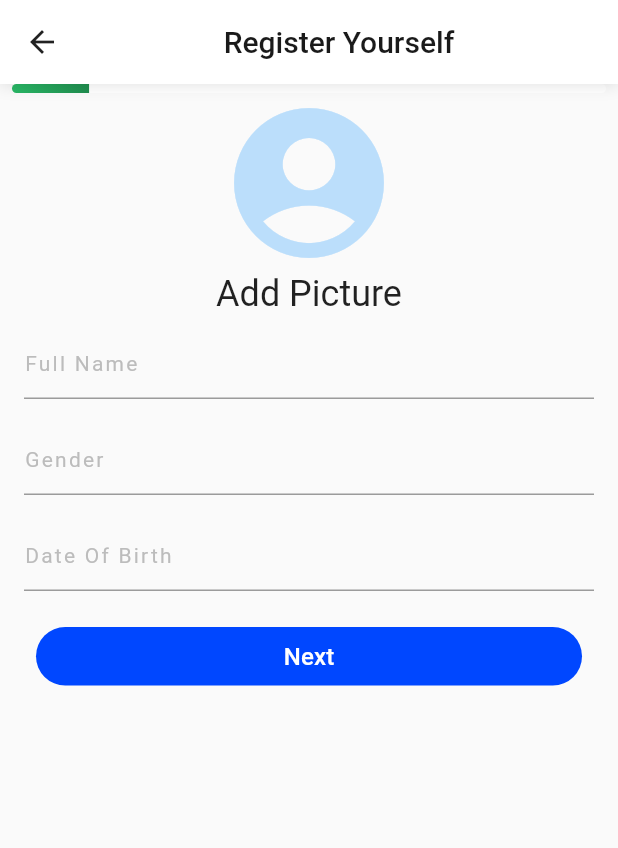
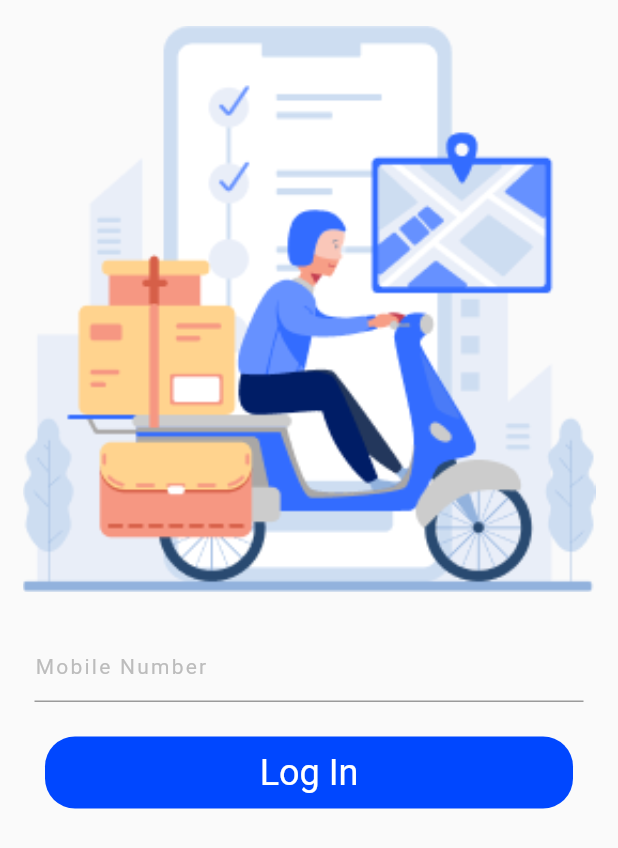
Before and after one commit to theshushant/dropr-driver, a Flutter app: the screen it shows after launch, after a tap on "Let’s get started", after a tap on "Log In", on a phone screen of 412 x 824 dp. Shown: the top 848 px of the screen. Run offline on Flutter 3.47's test engine with Material 2 defaults, Android fonts, the light colour scheme and no system bars; our stand-ins replace dio, flutter_mobx, flutter_svg, mobx, pinput, shared_preferences; accounts and stored records are empty; generated files the repository leaves out were written again.

Commit message:
api integrate store added login otp verification as well as joining

```diff
--- a/lib/helpers/custom_rounded_button.dart
+++ b/lib/helpers/custom_rounded_button.dart
@@ -15,6 +15,7 @@ class CustomRoundedButton extends StatelessWidget {
   final bool isLoading;
   final bool isEnabled;
   final Border? border;
+
   const CustomRoundedButton(
       {Key? key,
       this.child,
@@ -31,7 +32,11 @@ class CustomRoundedButton extends StatelessWidget {
   @override
   Widget build(BuildContext context) {
     return GestureDetector(
-      onTap: () => isEnabled ? onTap!() : null,
+      onTap: () {
+        if (isEnabled && onTap != null) {
+          onTap!();
+        }
+      },
       child: Container(
         padding: const EdgeInsets.symmetric(
           horizontal: globalPadding,
--- /dev/null
+++ b/lib/helpers/store_observer.dart
@@ -0,0 +1,20 @@
+import 'package:flutter/material.dart';
+import 'package:flutter_mobx/flutter_mobx.dart';
+import 'package:provider/provider.dart';
+
+typedef ProviderWidgetBuilder<T> = Widget Function(
+    T provider, BuildContext context);
+
+class StoreObserver<T> extends StatelessWidget {
+   const StoreObserver({required this.builder});
+
+  final ProviderWidgetBuilder<T> builder;
+
+  @override
+  Widget build(BuildContext context) {
+    return Observer(
+      builder: (BuildContext context) =>
+          builder(Provider.of<T>(context), context),
+    );
+  }
+}
--- a/lib/main.dart
+++ b/lib/main.dart
@@ -1,3 +1,5 @@
+import 'package:dropr_driver/presentation/credentials/login_page.dart';
+import 'package:dropr_driver/presentation/credentials/otp_verification_page.dart';
 import 'package:dropr_driver/presentation/home.dart';
 import 'package:dropr_driver/presentation/landing_page.dart';
 import 'package:dropr_driver/presentation/register_contact_information.dart';
@@ -9,8 +11,11 @@ import 'package:dropr_driver/presentation/register_vehicle_information.dart';
 import 'package:dropr_driver/presentation/splash.dart';
 import 'package:dropr_driver/presentation/walk_through_page.dart';
 import 'package:dropr_driver/presentation/welcome.dart';
+import 'package:dropr_driver/routes.dart';
+import 'package:dropr_driver/store/user_store.dart';
 import 'package:dropr_driver/utils/global_theme.dart';
 import 'package:flutter/material.dart';
+import 'package:provider/provider.dart';
 
 void main() {
   runApp(const MyApp());
@@ -21,7 +26,13 @@ class MyApp extends StatelessWidget {
 
   @override
   Widget build(BuildContext context) {
-    return MaterialApp(
+    return MultiProvider(
+      providers: [
+        Provider<UserStore>.value(
+          value: UserStore(),
+        ),
+      ],
+      child: MaterialApp(
         theme: getGlobalTheme,
         title: 'Dropr Driver',
         debugShowCheckedModeBanner: false,
@@ -33,7 +44,8 @@ class MyApp extends StatelessWidget {
           WalkThroughPage.routeName: (BuildContext context) =>
               const WalkThroughPage(),
           LandingPage.routeName: (BuildContext context) => const LandingPage(),
-        RegisterUser.routeName: (BuildContext context) => const RegisterUser(),
+          RegisterUser.routeName: (BuildContext context) =>
+              const RegisterUser(),
           CurrentAddress.routeName: (BuildContext context) =>
               const CurrentAddress(),
           PermanentAddress.routeName: (BuildContext context) =>
@@ -43,7 +55,10 @@ class MyApp extends StatelessWidget {
           VehicleInformation.routeName: (BuildContext context) =>
               const VehicleInformation(),
           UploadImage.routeName: (BuildContext context) => const UploadImage(),
+          LoginPage.routeName: (BuildContext context) => LoginPage(),
         },
+        onGenerateRoute: getGeneratedRoutes,
+      ),
     );
   }
 }
--- /dev/null
+++ b/lib/presentation/credentials/login_page.dart
@@ -0,0 +1,93 @@
+import 'package:dropr_driver/helpers/custom_rounded_button.dart';
+import 'package:dropr_driver/helpers/dropr_text_field.dart';
+import 'package:dropr_driver/helpers/store_observer.dart';
+import 'package:dropr_driver/models/screen_arguments.dart';
+import 'package:dropr_driver/presentation/credentials/otp_verification_page.dart';
+import 'package:dropr_driver/store/user_store.dart';
+import 'package:dropr_driver/utils/string_values.dart';
+import 'package:flutter/material.dart';
+
+class LoginPage extends StatefulWidget {
+  static const String routeName = 'LoginPage';
+
+  LoginPage({Key? key}) : super(key: key);
+
+  @override
+  State<LoginPage> createState() => _LoginPageState();
+}
+
+class _LoginPageState extends State<LoginPage> {
+  final Map<String, String> body = <String, String>{};
+
+  final _formState = GlobalKey<FormState>();
+
+  @override
+  Widget build(BuildContext context) {
+    return Scaffold(
+      body: Form(
+        key: _formState,
+        child: Container(
+          padding: EdgeInsets.symmetric(
+            horizontal: 15,
+          ),
+          child: Column(
+            children: [
+              Container(
+                child: Image.asset(
+                  'assets/images/LoginImage.png',
+                  fit: BoxFit.contain,
+                ),
+                height: MediaQuery.of(context).size.height * 0.5,
+              ),
+              DroprTextField(
+                keyboardType: TextInputType.number,
+                maxLength: 10,
+                hintText: StringValue.mobileNumber,
+                onValidate: (String? value) {
+                  if (value == null || value.isEmpty) {
+                    return StringValue.required;
+                  }
+                },
+                onSave: (String value) {
+                  body["phone_number"] = value;
+                },
+              ),
+              StoreObserver(
+                builder: (UserStore _store, BuildContext context) {
+                  return Padding(
+                    padding: EdgeInsets.symmetric(
+                      horizontal: 15,
+                      vertical: 15,
+                    ),
+                    child: CustomRoundedButton(
+                      onTap: () async {
+                        _formState.currentState?.save();
+                        if (_formState.currentState?.validate() ?? false) {
+                          int otp = await _store.login(body);
+                          Navigator.pushReplacementNamed(
+                            context,
+                            OTPVerificationPage.routeName,
+                            arguments: ScreenArguments(
+                              otp: otp,
+                              label: " StringValue.verification",
+                            ),
+                          );
+                        }
+                      },
+                      child: Text(
+                        StringValue.login,
+                        style: TextStyle(
+                          color: Colors.white,
+                        ),
+                      ),
+                    ),
+                  );
+                },
+              ),
+            ],
+          ),
+        ),
+      ),
+    );
+  }
+}
--- a/lib/presentation/register_upload_image.dart
+++ b/lib/presentation/register_upload_image.dart
@@ -2,6 +2,7 @@ import 'package:dropr_driver/helpers/custom_rounded_button.dart';
 import 'package:dropr_driver/helpers/dropr_app_bar.dart';
 import 'package:dropr_driver/helpers/dropr_gradient_progress_bar.dart';
 import 'package:dropr_driver/helpers/dropr_text_field.dart';
+import 'package:dropr_driver/presentation/home.dart';
 import 'package:dropr_driver/utils/color_values.dart';
 import 'package:dropr_driver/utils/globals.dart';
 import 'package:dropr_driver/utils/string_values.dart';
@@ -172,7 +173,7 @@ class _UploadImageState extends State<UploadImage> {
                         onTap: () {
                           Navigator.pushNamed(
                             context,
-                            UploadImage.routeName,
+                            HomePage.routeName,
                           );
                         },
                       ),
--- a/lib/presentation/walk_through_page.dart
+++ b/lib/presentation/walk_through_page.dart
@@ -4,6 +4,7 @@ import 'package:dropr_driver/helpers/dropr_indicator.dart';
 import 'package:dropr_driver/helpers/helper_text.dart';
 import 'package:dropr_driver/helpers/super_text.dart';
 import 'package:dropr_driver/models/screen_arguments.dart';
+import 'package:dropr_driver/presentation/credentials/login_page.dart';
 import 'package:dropr_driver/presentation/home.dart';
 import 'package:dropr_driver/presentation/register_user.dart';
 import 'package:dropr_driver/utils/asset_image_values.dart';
@@ -24,6 +25,7 @@ class WalkThroughPage extends StatefulWidget {
 class _WalkThroughPageState extends State<WalkThroughPage> {
   late int statePresent;
   late Timer _timer;
+
   @override
   initState() {
     super.initState();
@@ -99,7 +101,7 @@ class _WalkThroughPageState extends State<WalkThroughPage> {
                           _timer.cancel();
                           Navigator.pushNamed(
                             context,
-                            RegisterUser.routeName,
+                            LoginPage.routeName,
                           );
                         },
                         text: StringValue.login,
@@ -110,6 +112,10 @@ class _WalkThroughPageState extends State<WalkThroughPage> {
                       GestureDetector(
                         onTap: () {
                           _timer.cancel();
+                          Navigator.pushReplacementNamed(
+                            context,
+                            RegisterUser.routeName,
+                          );
                         },
                         child: const HelpText(
                           text: StringValue.signuptext,
--- /dev/null
+++ b/lib/routes.dart
@@ -0,0 +1,19 @@
+import 'package:dropr_driver/models/screen_arguments.dart';
+import 'package:dropr_driver/presentation/credentials/otp_verification_page.dart';
+import 'package:flutter/material.dart';
+
+Route getGeneratedRoutes(RouteSettings settings) {
+  late final Widget target;
+  String? route = settings.name;
+  ScreenArguments args = settings.arguments as ScreenArguments;
+  switch (route) {
+    case OTPVerificationPage.routeName:
+      target = OTPVerificationPage(
+        otp: args.otp!,
+        label: args.label!,
+         onComplete: args.onComplete,
+      );
+      break;
+  }
+  return MaterialPageRoute(builder: (context) => target);
+}
--- a/lib/utils/globals.dart
+++ b/lib/utils/globals.dart
@@ -1,9 +1,11 @@
 import 'dart:io';
 
 import 'package:dropr_driver/services/preference_service.dart';
+import 'package:dropr_driver/services/user_service.dart';
 import 'package:flutter/material.dart';
 
 final PreferenceService preferenceService = PreferenceService.getInstance();
+final UserService userService = UserService.getInstance();
 
 const double globalPadding = 10;
 const double helperTextSize = 14;
--- a/lib/utils/string_values.dart
+++ b/lib/utils/string_values.dart
@@ -72,4 +72,10 @@ class StringValue {
   static const String warning3 = "\u2022 Make sure you take clear image\n\n";
   static const String bullet = "\u2022 ";
   static const String okayGotIt = 'OK, GOT IT';
+  static const String verificationDescription =
+      'Enter the four  digit code we sent to you';
+
+  static const String mobileNumber = 'Mobile Number';
+  static const String verification = 'Verification';
+  static const String resend = 'resend';
 }
--- a/pubspec.yaml
+++ b/pubspec.yaml
@@ -17,6 +17,7 @@ dependencies:
   shared_preferences: ^2.0.13
   cupertino_icons: ^1.0.2
   flutter_svg: ^1.0.3
+  pinput: ^2.2.21
 
 dev_dependencies:
   flutter_test:
```
Also changed, not shown: lib/helpers/dropr_link.dart (added, +32 -0 lines), lib/presentation/credentials/otp_verification_page.dart (added, +123 -0 lines), lib/presentation/register_user.dart (+43 -10 lines), lib/services/user_service.dart (added, +37 -0 lines), lib/store/user_store.dart (added, +65 -0 lines), assets/images/LoginImage.png (added), lib/store/user_store.g.dart (added), pubspec.lock. Lines whose indentation alone changed are shown as unchanged.
